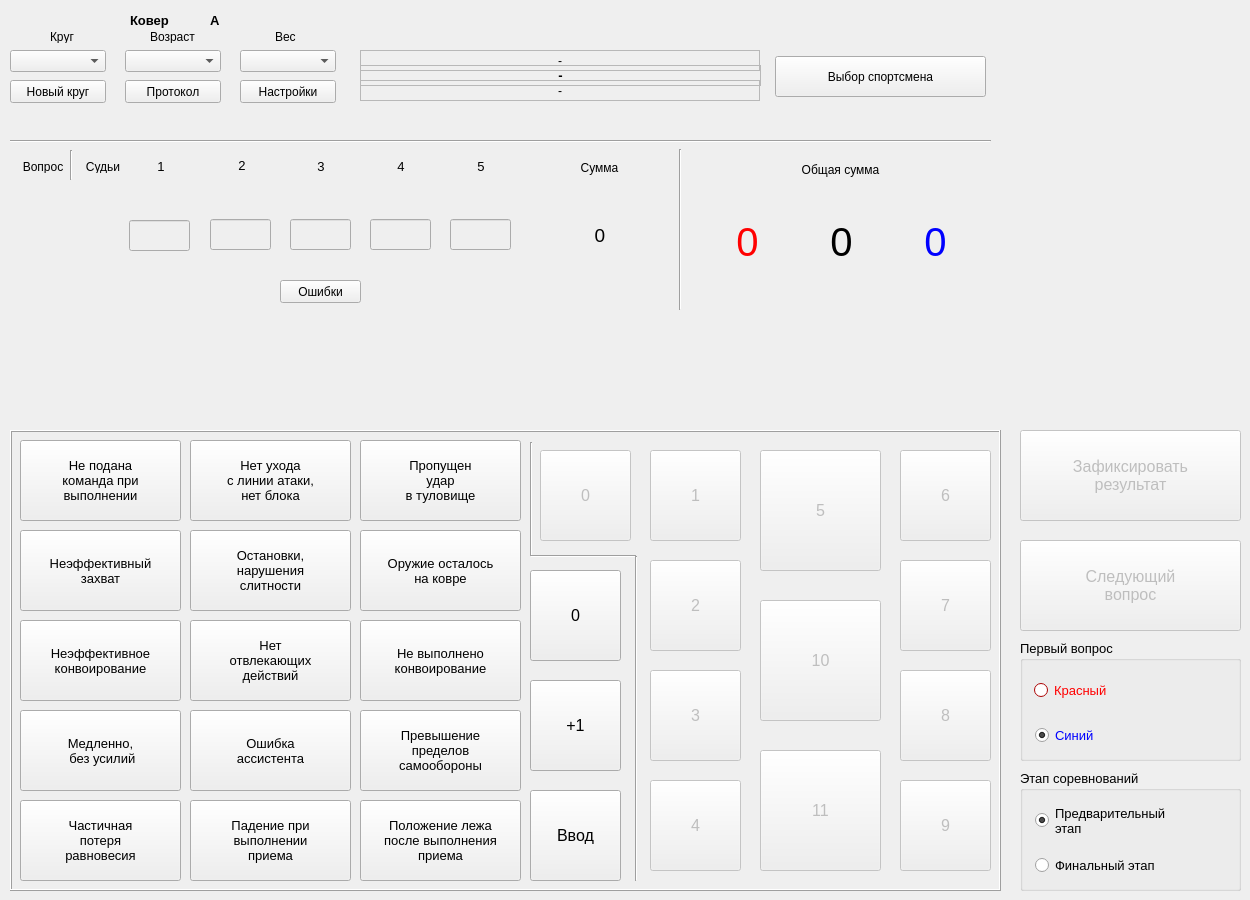
Above: FormMain.ui from zak2791/TabloSelfDefender before the change. Below: the same form after it.
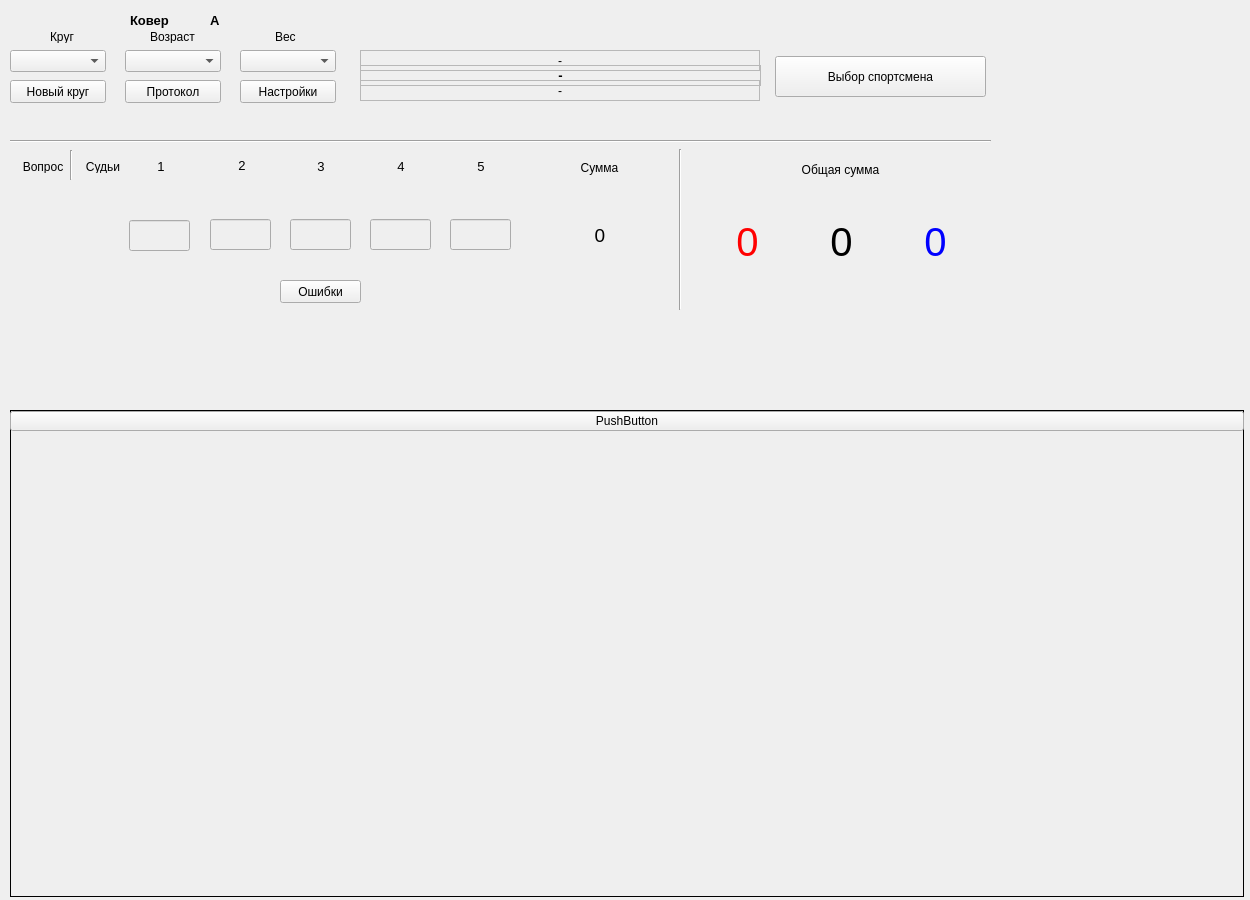
That is the form after the change. Icons and pictures are not drawn.

Commit message: add window cameras

Patch:
```diff
--- a/FormMain.ui
+++ b/FormMain.ui
@@ -469,7 +469,7 @@
    <property name="geometry">
     <rect>
      <x>10</x>
-     <y>430</y>
+     <y>410</y>
      <width>991</width>
      <height>461</height>
     </rect>
@@ -1446,7 +1446,7 @@
    <property name="geometry">
     <rect>
      <x>1020</x>
-     <y>540</y>
+     <y>520</y>
      <width>221</width>
      <height>91</height>
     </rect>
@@ -1471,7 +1471,7 @@
    <property name="geometry">
     <rect>
      <x>1020</x>
-     <y>430</y>
+     <y>410</y>
      <width>221</width>
      <height>91</height>
     </rect>
@@ -1493,7 +1493,7 @@
    <property name="geometry">
     <rect>
      <x>1020</x>
-     <y>770</y>
+     <y>750</y>
      <width>221</width>
      <height>121</height>
     </rect>
@@ -1608,7 +1608,7 @@
    <property name="geometry">
     <rect>
      <x>1020</x>
-     <y>640</y>
+     <y>620</y>
      <width>221</width>
      <height>121</height>
     </rect>
@@ -2312,6 +2312,113 @@
     <string>Ошибки</string>
    </property>
   </widget>
+  <widget class="QPushButton" name="btnShowCameras">
+   <property name="geometry">
+    <rect>
+     <x>10</x>
+     <y>877</y>
+     <width>1234</width>
+     <height>20</height>
+    </rect>
+   </property>
+   <property name="text">
+    <string>PushButton</string>
+   </property>
+  </widget>
+  <widget class="QFrame" name="windowCameras">
+   <property name="enabled">
+    <bool>true</bool>
+   </property>
+   <property name="geometry">
+    <rect>
+     <x>10</x>
+     <y>410</y>
+     <width>1234</width>
+     <height>487</height>
+    </rect>
+   </property>
+   <property name="autoFillBackground">
+    <bool>true</bool>
+   </property>
+   <property name="frameShape">
+    <enum>QFrame::Box</enum>
+   </property>
+   <widget class="QPushButton" name="btnHideCameras">
+    <property name="geometry">
+     <rect>
+      <x>0</x>
+      <y>1</y>
+      <width>1234</width>
+      <height>20</height>
+     </rect>
+    </property>
+    <property name="text">
+     <string>PushButton</string>
+    </property>
+   </widget>
+  </widget>
+  <widget class="QFrame" name="frame_2">
+   <property name="geometry">
+    <rect>
+     <x>10</x>
+     <y>876</y>
+     <width>1234</width>
+     <height>21</height>
+    </rect>
+   </property>
+   <property name="frameShape">
+    <enum>QFrame::Box</enum>
+   </property>
+   <property name="frameShadow">
+    <enum>QFrame::Plain</enum>
+   </property>
+  </widget>
+  <zorder>frame_2</zorder>
+  <zorder>line</zorder>
+  <zorder>label</zorder>
+  <zorder>label_2</zorder>
+  <zorder>line_3</zorder>
+  <zorder>lbl1</zorder>
+  <zorder>lbl2</zorder>
+  <zorder>lbl3</zorder>
+  <zorder>lbl4</zorder>
+  <zorder>lbl5</zorder>
+  <zorder>label_8</zorder>
+  <zorder>led1</zorder>
+  <zorder>led2</zorder>
+  <zorder>led3</zorder>
+  <zorder>led4</zorder>
+  <zorder>led5</zorder>
+  <zorder>lbl_sum</zorder>
+  <zorder>lbl_q</zorder>
+  <zorder>line_2</zorder>
+  <zorder>label_9</zorder>
+  <zorder>lbl_total</zorder>
+  <zorder>frame</zorder>
+  <zorder>cmb_round</zorder>
+  <zorder>label_15</zorder>
+  <zorder>btn_new</zorder>
+  <zorder>btn_look</zorder>
+  <zorder>btn_enterName</zorder>
+  <zorder>lbl_name</zorder>
+  <zorder>btn_settings</zorder>
+  <zorder>label_3</zorder>
+  <zorder>lblMat</zorder>
+  <zorder>btn_next</zorder>
+  <zorder>btn_enter</zorder>
+  <zorder>groupBox</zorder>
+  <zorder>cmbAge</zorder>
+  <zorder>cmbWeight</zorder>
+  <zorder>label_4</zorder>
+  <zorder>label_5</zorder>
+  <zorder>groupBox_2</zorder>
+  <zorder>lbl_total_red</zorder>
+  <zorder>lbl_total_blue</zorder>
+  <zorder>lbl_name_red</zorder>
+  <zorder>lbl_name_blue</zorder>
+  <zorder>btnErrors</zorder>
+  <zorder>btnShowCameras</zorder>
+  <zorder>windowCameras</zorder>
  </widget>
  <resources/>
  <connections/>
```
The commit also changes 2 other files.
